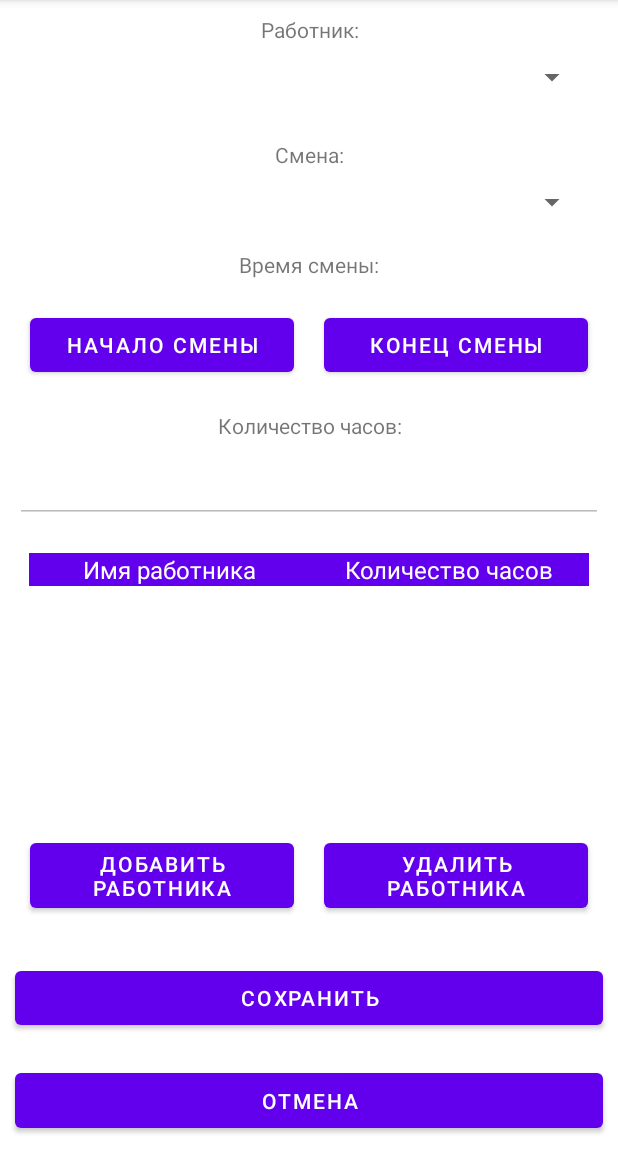
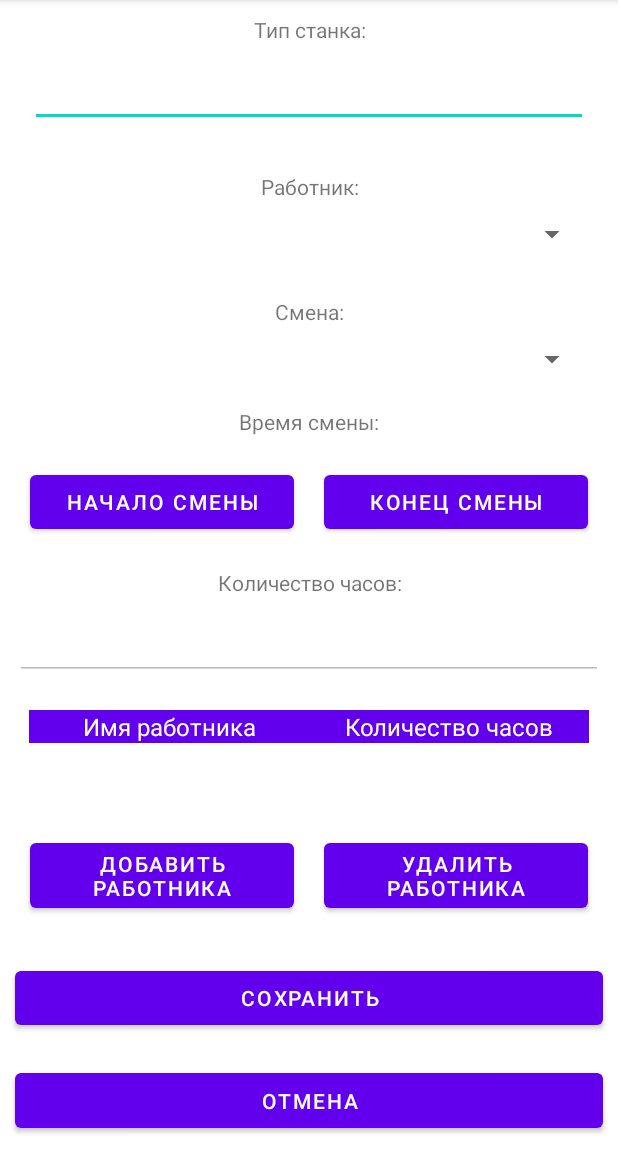
Before and after one commit to a-shdv/gotowork-factory, an Android app: the MachineActivity screen opened directly, with no data from a screen before it, on a phone screen of 412 x 824 dp, the part 84-1236 px from its top. Run offline under Robolectric (Android 15) with nearby library versions, the phone set to English and light mode, and no system bars; 1 statement that could not run was skipped.

Commit message:
Machines business-logic redone.

```diff
--- a/app/src/main/java/com/example/coursework/activities/MachineActivity.java
+++ b/app/src/main/java/com/example/coursework/activities/MachineActivity.java
@@ -2,9 +2,7 @@ package com.example.coursework.activities;
 
 import androidx.appcompat.app.AppCompatActivity;
 
-import android.app.AlertDialog;
 import android.app.TimePickerDialog;
-import android.content.DialogInterface;
 import android.graphics.Color;
 import android.os.Bundle;
 import android.view.Gravity;
@@ -29,7 +27,6 @@ import com.example.coursework.database.models.MachineWorkersModel;
 import com.example.coursework.database.models.MachineModel;
 
 import java.text.SimpleDateFormat;
-import java.time.Duration;
 import java.util.ArrayList;
 import java.util.Arrays;
 import java.util.Calendar;
@@ -53,6 +50,7 @@ public class MachineActivity extends AppCompatActivity {
     Calendar shift_begin_time;
     Calendar shift_end_time;
 
+    EditText edit_text_machine_type;
     EditText edit_text_hours;
 
     List<MachineWorkersModel> machineWorkers = new ArrayList<>();
@@ -69,7 +67,7 @@ public class MachineActivity extends AppCompatActivity {
 
         if (id != 0) {
             MachineWorkersLogic machineWorkersLogic = new MachineWorkersLogic(this);
-            machineWorkers = machineWorkersLogic.getFilteredList(id);
+            machineWorkers = machineWorkersLogic.getFullList();
         }
 
         button_add_worker = findViewById(R.id.button_add_worker);
@@ -86,6 +84,8 @@ public class MachineActivity extends AppCompatActivity {
         shift_end_time = new GregorianCalendar();
         shift_end_time.set(Calendar.HOUR_OF_DAY, 0);
         shift_end_time.set(Calendar.MINUTE, 0);
+
+        edit_text_machine_type = findViewById(R.id.edit_text_machine_type);
 
         edit_text_hours = findViewById(R.id.edit_text_hours);
         edit_text_hours.setEnabled(false);
@@ -222,8 +222,8 @@ public class MachineActivity extends AppCompatActivity {
                     String dateTimeBegin = dateFormat.format(shift_begin_time.getTime());
                     String dateTimeEnd = dateFormat.format(shift_end_time.getTime());
 
-                    MachineModel model = new MachineModel(dateTimeBegin, dateTimeEnd, shiftId,
-                            shiftName, machineWorkers);
+                    MachineModel model = new MachineModel(edit_text_machine_type.getText().toString(),
+                            dateTimeBegin, dateTimeEnd, shiftId, shiftName, machineWorkers);
                     logic.open();
 
 
--- a/app/src/main/java/com/example/coursework/database/DatabaseHelper.java
+++ b/app/src/main/java/com/example/coursework/database/DatabaseHelper.java
@@ -31,6 +31,7 @@ public class DatabaseHelper extends SQLiteOpenHelper {
 
         db.execSQL("CREATE TABLE machine (" +
                 "    id integer PRIMARY KEY AUTOINCREMENT,\n" +
+                "    machine_type character(100) NOT NULL,\n" +
                 "    shift_begin_time character(100) NOT NULL,\n" +
                 "    shift_end_time character(100) NOT NULL,\n" +
                 "    shift_id integer NOT NULL,\n" +
--- a/app/src/main/res/layout/activity_machine.xml
+++ b/app/src/main/res/layout/activity_machine.xml
@@ -6,6 +6,29 @@
     android:layout_height="match_parent"
     android:orientation="vertical"
     tools:context=".activities.MachineActivity">
+
+    <LinearLayout
+        android:layout_width="match_parent"
+        android:layout_height="wrap_content"
+        android:layout_margin="10dp"
+        android:layout_weight="1"
+        android:orientation="vertical">
+
+        <TextView
+            android:id="@+id/text_view_machine"
+            android:layout_width="match_parent"
+            android:layout_height="wrap_content"
+            android:gravity="center"
+            android:text="@string/text_view_machine_type" />
+
+        <EditText
+            android:id="@+id/edit_text_machine_type"
+            android:layout_width="match_parent"
+            android:layout_height="wrap_content"
+            android:layout_margin="10dp"
+            android:ems="10" />
+
+    </LinearLayout>
 
     <LinearLayout
         android:layout_width="match_parent"
--- a/app/src/main/res/values/strings.xml
+++ b/app/src/main/res/values/strings.xml
@@ -11,6 +11,7 @@
     <string name="button_create_text">Создать</string>
     <string name="button_save_text">Сохранить</string>
     <string name="button_machines_text">Станки</string>
+    <string name="text_view_machine_type">Тип станка: </string>
     <string name="text_view_shift_date">Дата смены: </string>
     <string name="button_cancel_text">Отмена</string>
     <string name="text_view_shift_type">Тип смены: </string>
```
Also changed, not shown: app/src/main/java/com/example/coursework/activities/MachinesActivity.java (+18 -21 lines), app/src/main/java/com/example/coursework/database/logics/MachineLogic.java (+7 -1 lines), app/src/main/java/com/example/coursework/database/models/MachineModel.java (+11 -1 lines).
